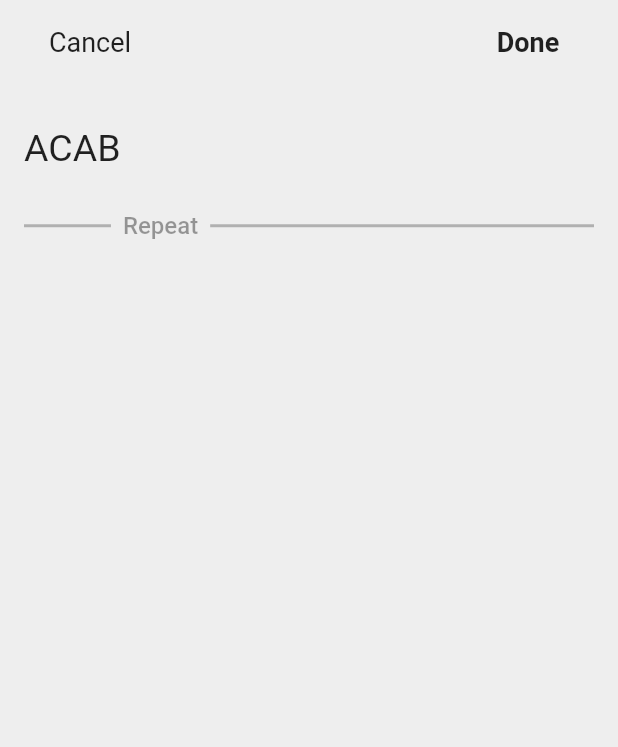
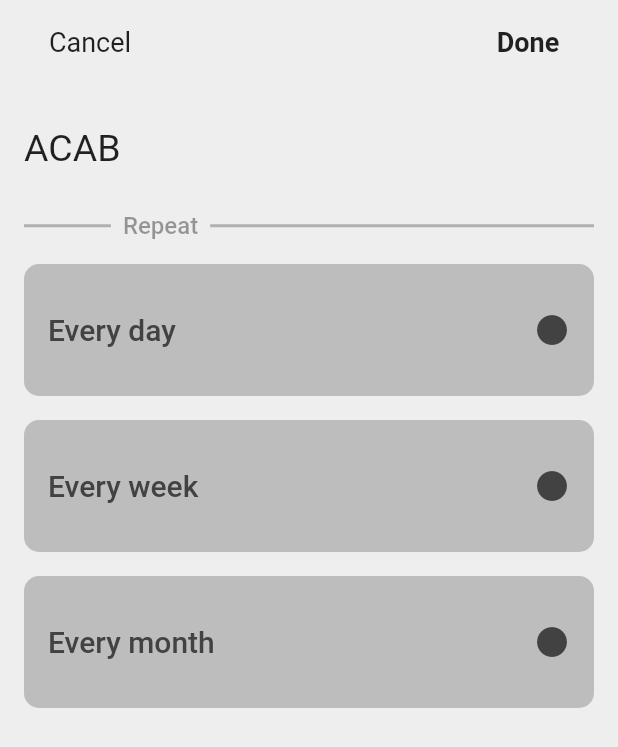
Before and after one commit to instinctools/routine, a Flutter app: the EditScreen screen opened directly, on a phone screen of 412 x 824 dp. Shown: the top 747 px of the screen. Run offline on Flutter 3.47's test engine with Material 2 defaults, Android fonts, the phone set to English and light mode, and no system bars.

Commit message:
add period unit selector

```diff
--- /dev/null
+++ b/Flutter/routine_flutter/lib/ui/edit/PeriodUnitSelector.dart
@@ -0,0 +1,101 @@
+import 'package:flutter/material.dart';
+import 'package:routine_flutter/ui/edit/period.dart';
+import 'package:routine_flutter/ui/todo/todoitem.dart';
+import 'package:routine_flutter/utils/consts.dart';
+import 'package:routine_flutter/utils/styles.dart';
+
+class PeriodUnitSelector extends StatefulWidget {
+  final Todo todo;
+
+  PeriodUnitSelector(this.todo);
+
+  @override
+  _PeriodUnitSelectorState createState() => _PeriodUnitSelectorState();
+}
+
+class _PeriodUnitSelectorState extends State<PeriodUnitSelector> {
+  int _selectedIndex;
+
+  @override
+  void initState() {
+    super.initState();
+    _selectedIndex = widget.todo != null ? 1 : -1;
+  }
+
+  @override
+  Widget build(BuildContext context) {
+    return Column(
+        crossAxisAlignment: CrossAxisAlignment.stretch,
+        children: _createButtons());
+  }
+
+  List<Widget> _createButtons() {
+    List<Widget> result = <Widget>[];
+    final periodUnits = Period.values;
+    for (var index = 0; index < periodUnits.length; index++) {
+      var task = Task(index, periodUnits[index]);
+      var periodButton = _createPeriodButton(task);
+      result.add(periodButton);
+    }
+    return result;
+  }
+
+  Widget _createPeriodButton(Task task) {
+    var isSelected = task.id == _selectedIndex;
+    var periodText = 'Every ${task.periodUnit.name}';
+    var bgColor = isSelected
+        ? ColorsRes.selectedPeriodUnitColor
+        : ColorsRes.unselectedPeriodUnitColor;
+    var iconColor = isSelected
+        ? ColorsRes.unselectedPeriodUnitColor
+        : ColorsRes.selectedPeriodUnitColor;
+    var textStyle = isSelected
+        ? Styles.editUnselectedPeriodTextStyle
+        : Styles.editSelectedPeriodTextStyle;
+
+    return GestureDetector(
+        onTap: () {
+          _onPeriodSelected(task.id);
+        },
+        child: Container(
+            margin: EdgeInsets.only(top: Dimens.COMMON_PADDING_DOUBLE),
+            decoration: BoxDecoration(
+                borderRadius: BorderRadius.circular(
+                    Dimens.edit_period_button_border_radius),
+                color: bgColor),
+            child: Padding(
+              padding: EdgeInsets.symmetric(
+                  horizontal: Dimens.COMMON_PADDING_DOUBLE,
+                  vertical: Dimens.edit_period_button_vertical_padding),
+              child: Row(
+                mainAxisSize: MainAxisSize.max,
+                mainAxisAlignment: MainAxisAlignment.spaceBetween,
+                children: <Widget>[
+                  Text(
+                    periodText,
+                    style: textStyle,
+                  ),
+                  Icon(
+                    Icons.brightness_1,
+                    color: iconColor,
+                  )
+                ],
+              ),
+            )));
+  }
+
+  void _onPeriodSelected(int id) {
+    setState(() {
+      print('Selected index = $id period = ${Period.values[id].name}');
+      _selectedIndex = id;
+    });
+  }
+}
+
+class Task {
+  int id;
+  Period periodUnit;
+  int periodValue;
+
+  Task(this.id, this.periodUnit, {this.periodValue = 1});
+}
--- a/Flutter/routine_flutter/lib/ui/edit/editscreen.dart
+++ b/Flutter/routine_flutter/lib/ui/edit/editscreen.dart
@@ -1,4 +1,6 @@
+import 'package:flutter/cupertino.dart';
 import 'package:flutter/material.dart';
+import 'package:routine_flutter/ui/edit/PeriodUnitSelector.dart';
 import 'package:routine_flutter/utils/consts.dart';
 import 'package:routine_flutter/utils/styles.dart';
 
@@ -28,6 +30,7 @@ class _EditScreenState extends State<EditScreen> {
   @override
   Widget build(BuildContext context) {
     return Scaffold(
+      resizeToAvoidBottomInset: false,
       appBar: AppBar(
         automaticallyImplyLeading: false,
         title: Row(
@@ -64,7 +67,8 @@ class _EditScreenState extends State<EditScreen> {
             Padding(
               padding: EdgeInsets.only(top: 16.0),
               child: DividerWithLabel(),
-            )
+            ),
+            PeriodUnitSelector(null)
           ],
         ),
       ),
--- /dev/null
+++ b/Flutter/routine_flutter/lib/ui/edit/period.dart
@@ -0,0 +1,13 @@
+enum Period { DAY, WEEK, MONTH }
+
+extension PeriodExt on Period {
+  static const periodNameMap = {
+    Period.DAY: 'day',
+    Period.WEEK: 'week',
+    Period.MONTH: 'month'
+  };
+
+  int get id => this.index;
+
+  String get name => periodNameMap[this];
+}
--- a/Flutter/routine_flutter/lib/utils/consts.dart
+++ b/Flutter/routine_flutter/lib/utils/consts.dart
@@ -18,8 +18,14 @@ class Dimens {
   static const double ITEM_BOX_BORDER_RADIUS = 8.0;
 
   static const double edit_divider_thickness = 2.0;
+  static const double edit_period_button_border_radius = 10.0;
+  static const double edit_period_button_vertical_padding = 32.0;
 }
 
 class ColorsRes {
   static  Color mainBgColor = Colors.grey[200];
+
+  static Color selectedPeriodUnitColor = Colors.grey[800];
+  static Color unselectedPeriodUnitColor = Colors.grey[400];
+
 }
--- a/Flutter/routine_flutter/lib/utils/styles.dart
+++ b/Flutter/routine_flutter/lib/utils/styles.dart
@@ -1,5 +1,6 @@
 import 'package:flutter/cupertino.dart';
 import 'package:flutter/material.dart';
+import 'package:routine_flutter/utils/consts.dart';
 
 class Styles {
   static const APP_BAR_TEXT = TextStyle(
@@ -27,4 +28,10 @@ class Styles {
 
   static const edit_divider_label_style = TextStyle(
       fontWeight: FontWeight.w500, fontSize: 16.0, color: Colors.black38);
+
+  static TextStyle editSelectedPeriodTextStyle = TextStyle(
+      fontWeight: FontWeight.w500, fontSize: 20.0, color: ColorsRes.selectedPeriodUnitColor);
+
+  static TextStyle  editUnselectedPeriodTextStyle = TextStyle(
+      fontWeight: FontWeight.w500, fontSize: 20.0, color: ColorsRes.unselectedPeriodUnitColor);
 }
```
